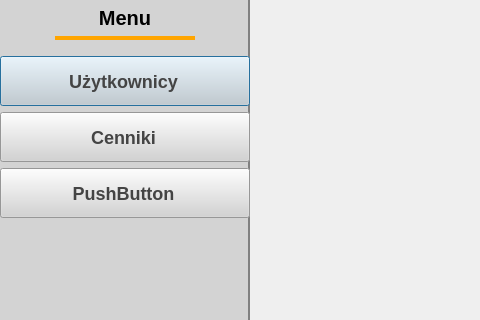
Before: the Qt Designer form client/admindialog.ui in ZaluskiDominik/advertiser, drawn with Qt 5; both pictures show x 0 to 480 and y 0 to 320 of the 1085 by 625 pixel window.
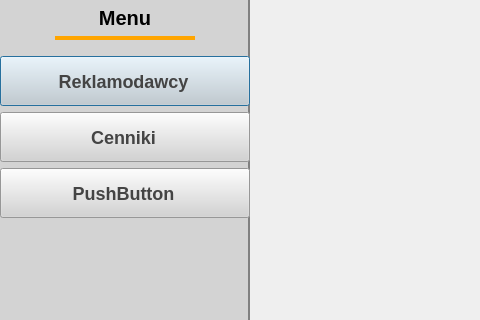
After: the same form once the commit is applied.

Diff of the .ui file:
```diff
--- a/client/admindialog.ui
+++ b/client/admindialog.ui
@@ -136,7 +136,7 @@
 color: #444;</string>
          </property>
          <property name="text">
-          <string>Użytkownicy</string>
+          <string>Reklamodawcy</string>
          </property>
         </widget>
        </item>
```
Left out of the diff: 8 changed lines with no effect on the pictures.
